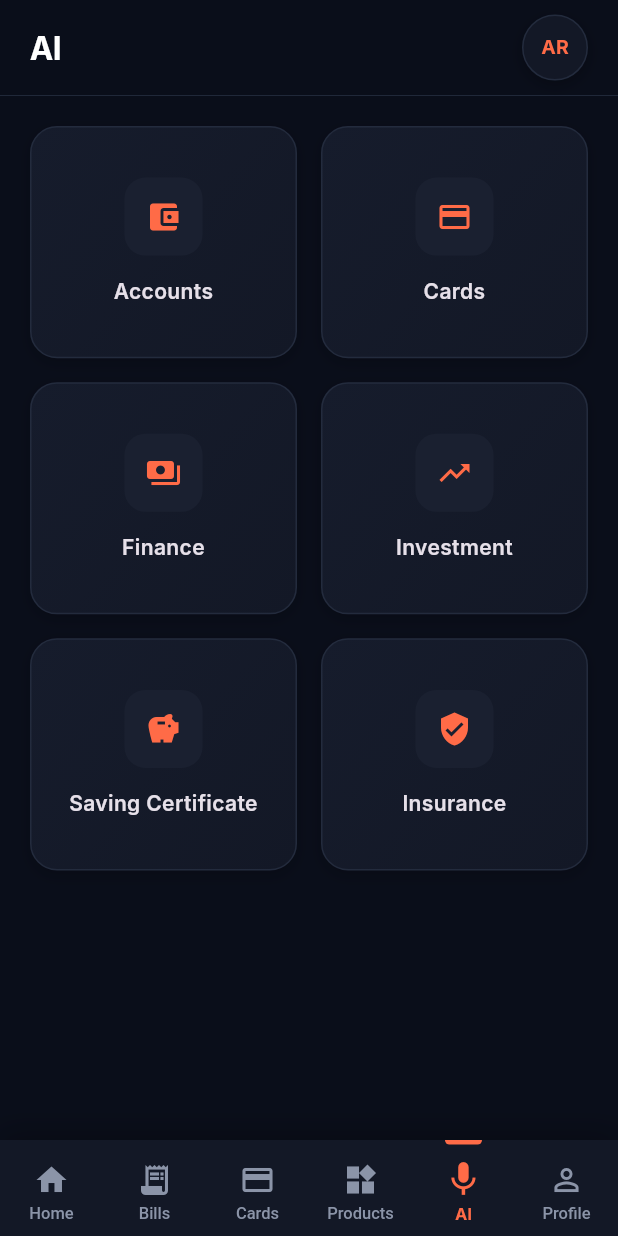
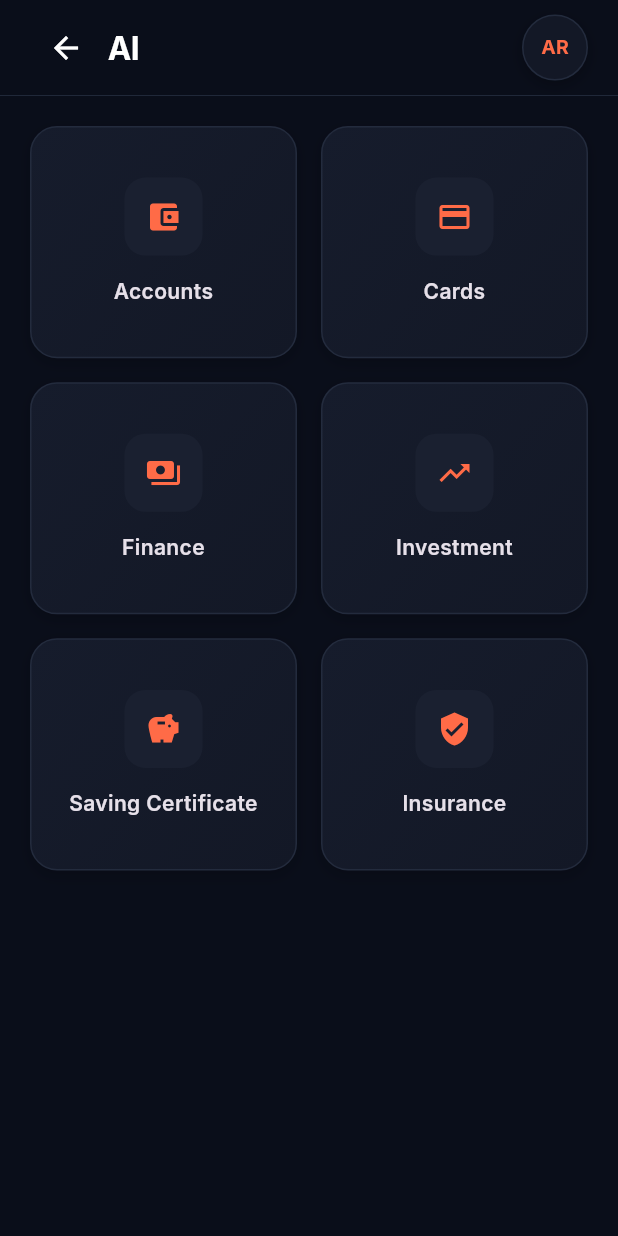
Before and after one commit to laradreamer79/AMAd, a Flutter app: the MainScreen screen opened directly, item 2 of the bottom bar chosen, scrolled down 36 dp, after a tap on the "mic" icon, on a phone screen of 412 x 824 dp. Run offline on Flutter 3.47's test engine with Material 3 defaults, Android fonts, the phone set to English and light mode, and no system bars; our stand-ins replace google_fonts.

Commit message:
Move AI from navigation to floating action

```diff
--- a/lib/core/widgets/app_header.dart
+++ b/lib/core/widgets/app_header.dart
@@ -8,8 +8,9 @@ import '../i18n/lang_provider.dart';
 /// سفلي خفيف يفصله بصريًا عن محتوى الشاشة.
 class AppHeader extends StatelessWidget implements PreferredSizeWidget {
   final String titleKey;
+  final bool showBack;
 
-  const AppHeader({super.key, required this.titleKey});
+  const AppHeader({super.key, required this.titleKey, this.showBack = false});
 
   @override
   Size get preferredSize => const Size.fromHeight(64);
@@ -31,6 +32,19 @@ class AppHeader extends StatelessWidget implements PreferredSizeWidget {
         bottom: false,
         child: Row(
           children: [
+            if (showBack) ...[
+              IconButton(
+                tooltip: MaterialLocalizations.of(context).backButtonTooltip,
+                onPressed: () => Navigator.maybePop(context),
+                icon: Icon(
+                  Directionality.of(context) == TextDirection.rtl
+                      ? Icons.arrow_forward
+                      : Icons.arrow_back,
+                  color: AppColors.textPrimary,
+                ),
+              ),
+              const SizedBox(width: 4),
+            ],
             Expanded(
               child: Text(
                 lang.t(titleKey),
--- a/lib/features/ai/ai_screen.dart
+++ b/lib/features/ai/ai_screen.dart
@@ -37,11 +37,11 @@ class AiScreen extends StatelessWidget {
 
   @override
   Widget build(BuildContext context) {
-    return Container(
-      color: AppColors.background,
-      child: Column(
+    return Scaffold(
+      backgroundColor: AppColors.background,
+      body: Column(
         children: [
-          const AppHeader(titleKey: 'ai'),
+          const AppHeader(titleKey: 'ai', showBack: true),
           Expanded(
             child: SafeArea(
               top: false,
--- a/lib/features/home/home_screen.dart
+++ b/lib/features/home/home_screen.dart
@@ -13,8 +13,9 @@ import '../transfer/screens/transfer_screen.dart';
 
 class HomeScreen extends StatelessWidget {
   final ValueChanged<int>? onSelectTab;
+  final VoidCallback? onOpenAi;
 
-  const HomeScreen({super.key, this.onSelectTab});
+  const HomeScreen({super.key, this.onSelectTab, this.onOpenAi});
 
   @override
   Widget build(BuildContext context) {
@@ -160,7 +161,7 @@ class HomeScreen extends StatelessWidget {
 
                     const SizedBox(height: 24),
 
-                    _AskAmeenBar(lang: lang, onTap: () => onSelectTab?.call(4)),
+                    _AskAmeenBar(lang: lang, onTap: onOpenAi ?? () {}),
 
                     const SizedBox(height: 30),
 
--- a/lib/main.dart
+++ b/lib/main.dart
@@ -6,6 +6,7 @@ import 'features/home/home_screen.dart';
 import 'features/products/products_screen.dart';
 import 'features/cards/providers/cards_provider.dart';
 import 'features/cards/screens/cards_screen.dart';
+import 'core/navigation/app_page_route.dart';
 import 'core/theme/app_colors.dart';
 import 'core/i18n/lang_provider.dart';
 import 'features/account/providers/account_provider.dart';
@@ -80,11 +81,10 @@ class _MainScreenState extends State<MainScreen> {
   int _currentIndex = 0;
 
   List<Widget> get _screens => [
-    HomeScreen(onSelectTab: _onTabSelected),
+    HomeScreen(onSelectTab: _onTabSelected, onOpenAi: _openAi),
     const BillsScreen(),
     const CardsScreen(),
     const ProductsScreen(),
-    const AiScreen(),
     const ProfileScreen(),
   ];
 
@@ -94,6 +94,10 @@ class _MainScreenState extends State<MainScreen> {
     });
   }
 
+  void _openAi() {
+    Navigator.push(context, AppPageRoute(builder: (_) => const AiScreen()));
+  }
+
   @override
   Widget build(BuildContext context) {
     final lang = context.watch<LangProvider>();
@@ -101,16 +105,15 @@ class _MainScreenState extends State<MainScreen> {
     return Scaffold(
       backgroundColor: AppColors.background,
       body: IndexedStack(index: _currentIndex, children: _screens),
-      floatingActionButton: _currentIndex == 0 || _currentIndex == 4
-          ? null
-          : FloatingActionButton(
+      floatingActionButton: FloatingActionButton(
         heroTag: 'global-ai-assistant',
         tooltip: lang.t('ai'),
         backgroundColor: AppColors.primary,
         foregroundColor: Colors.white,
-              onPressed: () => _onTabSelected(4),
+        onPressed: _openAi,
         child: const Icon(Icons.mic),
       ),
+      floatingActionButtonLocation: FloatingActionButtonLocation.centerFloat,
       bottomNavigationBar: AnimatedBottomNav(
         currentIndex: _currentIndex,
         onTap: _onTabSelected,
@@ -119,7 +122,6 @@ class _MainScreenState extends State<MainScreen> {
           NavItemData(icon: Icons.receipt_long, label: lang.t('bills')),
           NavItemData(icon: Icons.credit_card, label: lang.t('cards')),
           NavItemData(icon: Icons.widgets, label: lang.t('products')),
-          NavItemData(icon: Icons.mic, label: lang.t('ai')),
           NavItemData(icon: Icons.person_outline, label: lang.t('profile')),
         ],
       ),
```
Also changed, not shown: 1 other file. Lines whose indentation alone changed are shown as unchanged.
